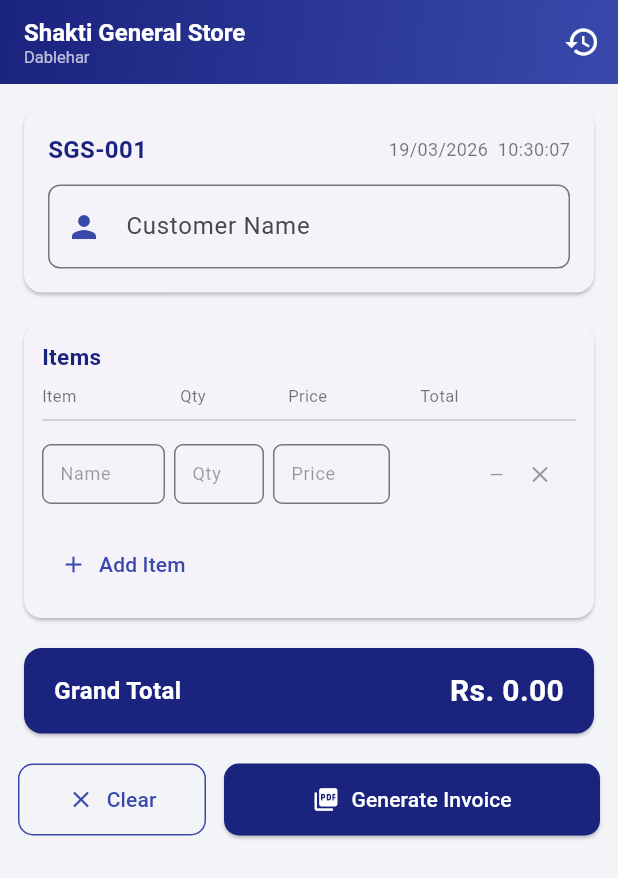
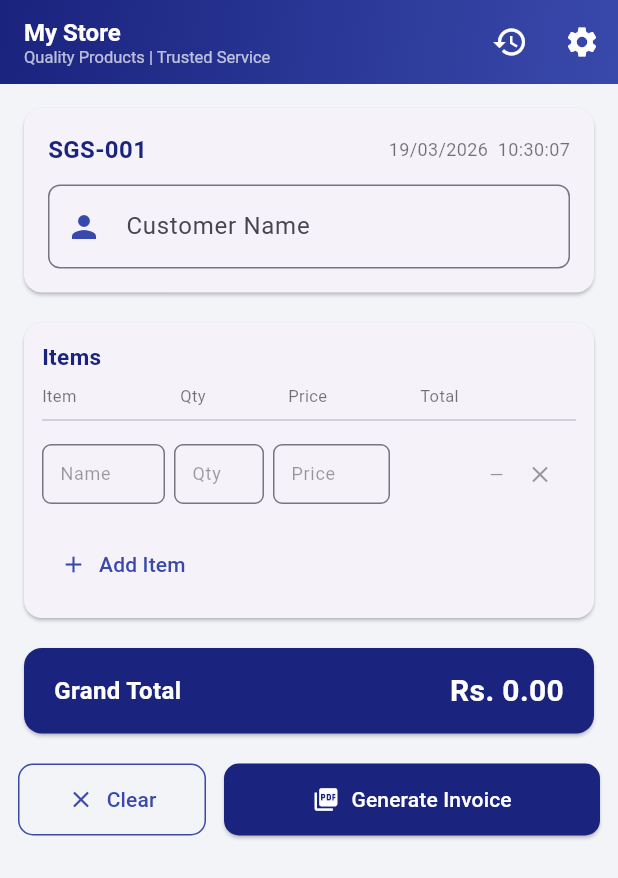
Before and after one commit to MahajanMohit/Invoice_generator, a Flutter app: the screen it shows after launch, on a phone screen of 412 x 824 dp. Shown: the top 878 px of the screen. Run offline on Flutter 3.47's test engine with Material 3 defaults, Android fonts, the phone set to English and light mode, and no system bars; our stand-ins replace open_filex, pdf, share_plus, shared_preferences, sqflite; accounts and stored records are empty.

Commit message:
Add customizable store settings (name, tagline, footer)
Replaces all hardcoded 'Shakti General Store' strings with user-editable
settings persisted via shared_preferences. Any store can now install the
app and configure it for their own use.

New: lib/services/store_settings.dart
- StoreSettings model (storeName, storeTagline, storeLocation, footer1, footer2)
- StoreSettingsService (load/save via SharedPreferences)
- Defaults to 'My Store' so the app works out-of-box for any new user

New: lib/screens/settings_screen.dart
- Settings screen reachable via gear icon in AppBar
- Fields: Store Name, Location, Tagline, Footer Line 1, Footer Line 2
- Live receipt preview updates as user types
- Reset-to-defaults button

Updated: lib/screens/home_screen.dart
- AppBar title now shows user's store name + tagline from settings
- Settings icon (gear) in AppBar opens SettingsScreen
- Reloads settings when returning from SettingsScreen
- Passes settings to PdfService on invoice generation

Updated: lib/services/pdf_service.dart
- generateReceipt() now accepts StoreSettings parameter
- Receipt header uses settings.displayName and settings.storeTagline
- Receipt footer uses settings.footerLine1 and footerLine2
- Lines are omitted from PDF if left empty by user

Updated: pubspec.yaml
- Added shared_preferences: ^2.2.2

https://claude.ai/code/session_019NBe2KZ6woXxuhiGGseFEh

```diff
--- a/shakti_invoice/lib/screens/home_screen.dart
+++ b/shakti_invoice/lib/screens/home_screen.dart
@@ -7,7 +7,9 @@ import '../database/database_helper.dart';
 import '../models/invoice.dart';
 import '../models/invoice_item.dart';
 import '../services/pdf_service.dart';
+import '../services/store_settings.dart';
 import 'history_screen.dart';
+import 'settings_screen.dart';
 
 class HomeScreen extends StatefulWidget {
   const HomeScreen({super.key});
@@ -28,6 +30,7 @@ class _HomeScreenState extends State<HomeScreen> {
   String _dateTimeStr = '';
   Timer? _clockTimer;
   bool _loading = false;
+  StoreSettings _settings = StoreSettings.defaults();
 
   // Each row: {name, qty, price} controllers
   final List<Map<String, TextEditingController>> _rows = [];
@@ -36,8 +39,10 @@ class _HomeScreenState extends State<HomeScreen> {
   void initState() {
     super.initState();
     _updateClock();
-    _clockTimer = Timer.periodic(const Duration(seconds: 1), (_) => _updateClock());
+    _clockTimer =
+        Timer.periodic(const Duration(seconds: 1), (_) => _updateClock());
     _loadInvoiceNumber();
+    _loadSettings();
     _addRow();
   }
 
@@ -63,6 +68,11 @@ class _HomeScreenState extends State<HomeScreen> {
   Future<void> _loadInvoiceNumber() async {
     final no = await _db.nextInvoiceNumber();
     if (mounted) setState(() => _invoiceNo = no);
+  }
+
+  Future<void> _loadSettings() async {
+    final s = await StoreSettingsService.load();
+    if (mounted) setState(() => _settings = s);
   }
 
   void _addRow() {
@@ -123,6 +133,14 @@ class _HomeScreenState extends State<HomeScreen> {
     _loadInvoiceNumber();
   }
 
+  Future<void> _openSettings() async {
+    final changed = await Navigator.push<bool>(
+      context,
+      MaterialPageRoute(builder: (_) => const SettingsScreen()),
+    );
+    if (changed == true) _loadSettings();
+  }
+
   Future<void> _generate() async {
     final customer = _customerCtrl.text.trim();
     if (customer.isEmpty) {
@@ -148,21 +166,18 @@ class _HomeScreenState extends State<HomeScreen> {
         grandTotal: double.parse(_grandTotal.toStringAsFixed(2)),
       );
 
-      // Insert into DB first to get the id
       final invoiceId = await _db.insertInvoice(invoice, items);
 
-      // Generate PDF
+      // Pass current store settings into PDF generation
       final pdfPath = await PdfService.generateReceipt(
         invoice: invoice,
         items: items,
+        settings: _settings,
       );
 
-      // Update PDF path in DB
       await _db.updatePdfPath(invoiceId, pdfPath);
 
-      if (mounted) {
-        _showSuccessDialog(pdfPath, invoice);
-      }
+      if (mounted) _showSuccessDialog(pdfPath, invoice);
     } catch (e) {
       if (mounted) _showSnack('Error: $e', isError: true);
     } finally {
@@ -188,7 +203,8 @@ class _HomeScreenState extends State<HomeScreen> {
               child: const Icon(Icons.check, color: Colors.white, size: 32),
             ),
             const SizedBox(height: 12),
-            const Text('Invoice Generated!', style: TextStyle(fontSize: 18)),
+            const Text('Invoice Generated!',
+                style: TextStyle(fontSize: 18)),
           ],
         ),
         content: Text(
@@ -232,7 +248,8 @@ class _HomeScreenState extends State<HomeScreen> {
     if (!mounted) return;
     ScaffoldMessenger.of(context).showSnackBar(SnackBar(
       content: Text(msg),
-      backgroundColor: isError ? const Color(0xFFe53935) : const Color(0xFF2e7d32),
+      backgroundColor:
+          isError ? const Color(0xFFe53935) : const Color(0xFF2e7d32),
     ));
   }
 
@@ -250,13 +267,22 @@ class _HomeScreenState extends State<HomeScreen> {
             ),
           ),
         ),
-        title: const Column(
+        title: Column(
           crossAxisAlignment: CrossAxisAlignment.start,
           children: [
-            Text('Shakti General Store',
-                style: TextStyle(color: Colors.white, fontSize: 16, fontWeight: FontWeight.bold)),
-            Text('Dablehar',
-                style: TextStyle(color: Colors.white70, fontSize: 11)),
+            Text(
+              _settings.displayName,
+              style: const TextStyle(
+                  color: Colors.white,
+                  fontSize: 16,
+                  fontWeight: FontWeight.bold),
+            ),
+            if (_settings.storeTagline.isNotEmpty)
+              Text(
+                _settings.storeTagline,
+                style: const TextStyle(color: Colors.white70, fontSize: 11),
+                overflow: TextOverflow.ellipsis,
+              ),
           ],
         ),
         actions: [
@@ -267,6 +293,11 @@ class _HomeScreenState extends State<HomeScreen> {
               context,
               MaterialPageRoute(builder: (_) => const HistoryScreen()),
             ),
+          ),
+          IconButton(
+            icon: const Icon(Icons.settings, color: Colors.white),
+            tooltip: 'Store Settings',
+            onPressed: _openSettings,
           ),
         ],
       ),
@@ -290,7 +321,8 @@ class _HomeScreenState extends State<HomeScreen> {
   }
 
   Widget _buildHeaderCard() => Card(
-        shape: RoundedRectangleBorder(borderRadius: BorderRadius.circular(12)),
+        shape:
+            RoundedRectangleBorder(borderRadius: BorderRadius.circular(12)),
         child: Padding(
           padding: const EdgeInsets.all(16),
           child: Column(
@@ -309,10 +341,7 @@ class _HomeScreenState extends State<HomeScreen> {
                   ),
                   Text(
                     _dateTimeStr,
-                    style: const TextStyle(
-                      color: Colors.black54,
-                      fontSize: 12,
-                    ),
+                    style: const TextStyle(color: Colors.black54, fontSize: 12),
                   ),
                 ],
               ),
@@ -337,7 +366,8 @@ class _HomeScreenState extends State<HomeScreen> {
       );
 
   Widget _buildItemsCard() => Card(
-        shape: RoundedRectangleBorder(borderRadius: BorderRadius.circular(12)),
+        shape:
+            RoundedRectangleBorder(borderRadius: BorderRadius.circular(12)),
         child: Padding(
           padding: const EdgeInsets.all(12),
           child: Column(
@@ -349,21 +379,35 @@ class _HomeScreenState extends State<HomeScreen> {
                       fontSize: 15,
                       color: _primary)),
               const SizedBox(height: 8),
-              // Column headers
               const Row(
                 children: [
-                  Expanded(flex: 3, child: Text('Item', style: TextStyle(fontSize: 11, color: Colors.black54))),
+                  Expanded(
+                      flex: 3,
+                      child: Text('Item',
+                          style: TextStyle(
+                              fontSize: 11, color: Colors.black54))),
                   SizedBox(width: 8),
-                  SizedBox(width: 64, child: Text('Qty', style: TextStyle(fontSize: 11, color: Colors.black54))),
+                  SizedBox(
+                      width: 64,
+                      child: Text('Qty',
+                          style: TextStyle(
+                              fontSize: 11, color: Colors.black54))),
                   SizedBox(width: 8),
-                  SizedBox(width: 80, child: Text('Price', style: TextStyle(fontSize: 11, color: Colors.black54))),
+                  SizedBox(
+                      width: 80,
+                      child: Text('Price',
+                          style: TextStyle(
+                              fontSize: 11, color: Colors.black54))),
                   SizedBox(width: 8),
-                  SizedBox(width: 72, child: Text('Total', style: TextStyle(fontSize: 11, color: Colors.black54))),
+                  SizedBox(
+                      width: 72,
+                      child: Text('Total',
+                          style: TextStyle(
+                              fontSize: 11, color: Colors.black54))),
                   SizedBox(width: 32),
                 ],
               ),
               const Divider(),
-              // Item rows
               ...List.generate(_rows.length, (i) => _buildItemRow(i)),
               const SizedBox(height: 8),
               TextButton.icon(
@@ -396,7 +440,6 @@ class _HomeScreenState extends State<HomeScreen> {
           child: Row(
             crossAxisAlignment: CrossAxisAlignment.center,
             children: [
-              // Item name
               Expanded(
                 flex: 3,
                 child: TextField(
@@ -407,44 +450,41 @@ class _HomeScreenState extends State<HomeScreen> {
                 ),
               ),
               const SizedBox(width: 6),
-              // Qty
               SizedBox(
                 width: 60,
                 child: TextField(
                   controller: _rows[i]['qty'],
                   decoration: _inputDeco('Qty'),
-                  keyboardType: const TextInputType.numberWithOptions(decimal: true),
+                  keyboardType:
+                      const TextInputType.numberWithOptions(decimal: true),
                   style: const TextStyle(fontSize: 13),
                 ),
               ),
               const SizedBox(width: 6),
-              // Price
               SizedBox(
                 width: 78,
                 child: TextField(
                   controller: _rows[i]['price'],
                   decoration: _inputDeco('Price'),
-                  keyboardType: const TextInputType.numberWithOptions(decimal: true),
+                  keyboardType:
+                      const TextInputType.numberWithOptions(decimal: true),
                   style: const TextStyle(fontSize: 13),
                 ),
               ),
               const SizedBox(width: 6),
-              // Total (read-only)
               SizedBox(
                 width: 70,
                 child: Text(
-                  total > 0
-                      ? NumberFormat('#,##0.00').format(total)
-                      : '—',
+                  total > 0 ? NumberFormat('#,##0.00').format(total) : '—',
                   textAlign: TextAlign.right,
                   style: TextStyle(
                     fontSize: 12,
                     color: total > 0 ? _primary : Colors.black38,
-                    fontWeight: total > 0 ? FontWeight.w600 : FontWeight.normal,
+                    fontWeight:
+                        total > 0 ? FontWeight.w600 : FontWeight.normal,
                   ),
                 ),
               ),
-              // Delete button
               IconButton(
                 icon: const Icon(Icons.close, size: 18, color: Colors.black38),
                 padding: EdgeInsets.zero,
@@ -461,7 +501,8 @@ class _HomeScreenState extends State<HomeScreen> {
         hintText: hint,
         hintStyle: const TextStyle(fontSize: 12, color: Colors.black38),
         isDense: true,
-        contentPadding: const EdgeInsets.symmetric(horizontal: 8, vertical: 10),
+        contentPadding:
+            const EdgeInsets.symmetric(horizontal: 8, vertical: 10),
         border: OutlineInputBorder(borderRadius: BorderRadius.circular(6)),
         focusedBorder: OutlineInputBorder(
           borderRadius: BorderRadius.circular(6),
@@ -471,7 +512,8 @@ class _HomeScreenState extends State<HomeScreen> {
 
   Widget _buildTotalRow() => Card(
         color: _primary,
-        shape: RoundedRectangleBorder(borderRadius: BorderRadius.circular(12)),
+        shape:
+            RoundedRectangleBorder(borderRadius: BorderRadius.circular(12)),
         child: Padding(
           padding: const EdgeInsets.symmetric(horizontal: 20, vertical: 14),
           child: Row(
--- /dev/null
+++ b/shakti_invoice/lib/services/store_settings.dart
@@ -0,0 +1,61 @@
+import 'package:shared_preferences/shared_preferences.dart';
+
+/// Holds all user-configurable store settings.
+class StoreSettings {
+  final String storeName;
+  final String storeTagline;
+  final String storeLocation;
+  final String footerLine1;
+  final String footerLine2;
+
+  const StoreSettings({
+    required this.storeName,
+    required this.storeTagline,
+    required this.storeLocation,
+    required this.footerLine1,
+    required this.footerLine2,
+  });
+
+  /// Factory with defaults (used on first launch)
+  factory StoreSettings.defaults() => const StoreSettings(
+        storeName: 'My Store',
+        storeTagline: 'Quality Products | Trusted Service',
+        storeLocation: '',
+        footerLine1: 'Thank you for shopping with us!',
+        footerLine2: '',
+      );
+
+  /// Full display name shown on receipts (name + location if set)
+  String get displayName =>
+      storeLocation.trim().isEmpty ? storeName : '$storeName, $storeLocation';
+}
+
+/// Service that loads and saves [StoreSettings] using SharedPreferences.
+class StoreSettingsService {
+  static const _kName = 'store_name';
+  static const _kTagline = 'store_tagline';
+  static const _kLocation = 'store_location';
+  static const _kFooter1 = 'store_footer1';
+  static const _kFooter2 = 'store_footer2';
+
+  static Future<StoreSettings> load() async {
+    final prefs = await SharedPreferences.getInstance();
+    final defaults = StoreSettings.defaults();
+    return StoreSettings(
+      storeName: prefs.getString(_kName) ?? defaults.storeName,
+      storeTagline: prefs.getString(_kTagline) ?? defaults.storeTagline,
+      storeLocation: prefs.getString(_kLocation) ?? defaults.storeLocation,
+      footerLine1: prefs.getString(_kFooter1) ?? defaults.footerLine1,
+      footerLine2: prefs.getString(_kFooter2) ?? defaults.footerLine2,
+    );
+  }
+
+  static Future<void> save(StoreSettings s) async {
+    final prefs = await SharedPreferences.getInstance();
+    await prefs.setString(_kName, s.storeName);
+    await prefs.setString(_kTagline, s.storeTagline);
+    await prefs.setString(_kLocation, s.storeLocation);
+    await prefs.setString(_kFooter1, s.footerLine1);
+    await prefs.setString(_kFooter2, s.footerLine2);
+  }
+}
--- a/shakti_invoice/pubspec.yaml
+++ b/shakti_invoice/pubspec.yaml
@@ -30,6 +30,9 @@ dependencies:
   # Open files (PDF viewer)
   open_filex: ^4.3.4
 
+  # Persistent key-value storage for store settings
+  shared_preferences: ^2.2.2
+
 dev_dependencies:
   flutter_test:
     sdk: flutter
```
Also changed, not shown: shakti_invoice/lib/screens/settings_screen.dart (added, +336 -0 lines), shakti_invoice/lib/services/pdf_service.dart (+20 -17 lines).
